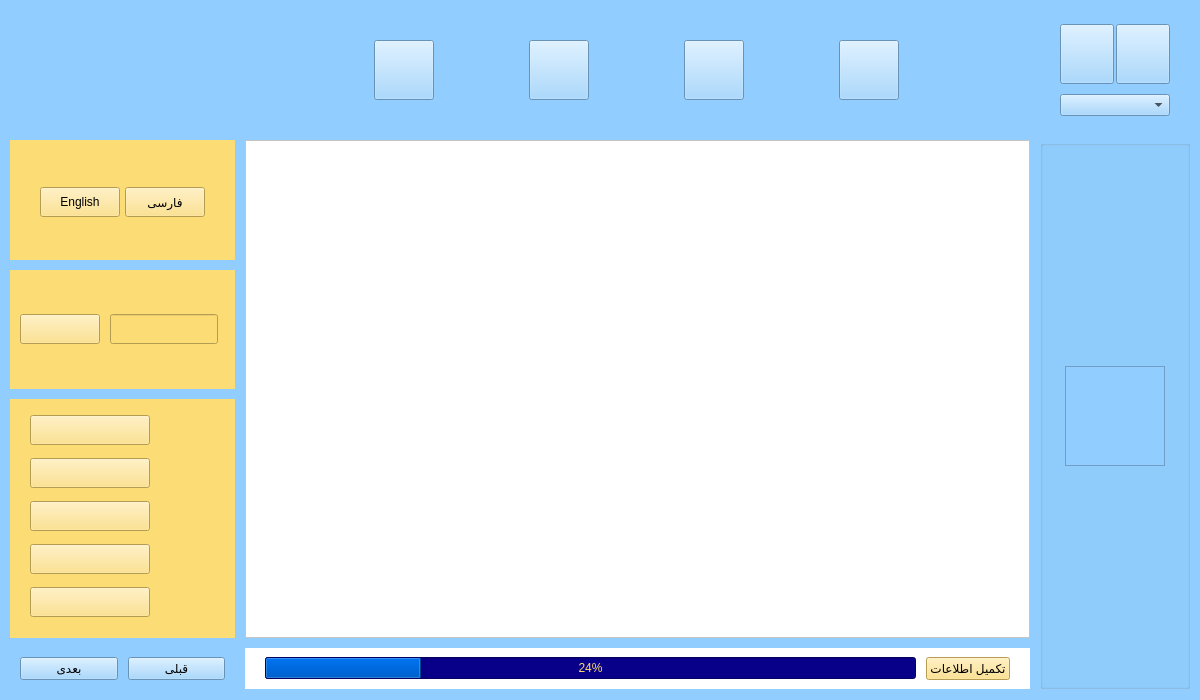
Above: home.ui from mahan109910/linking_me before the change. Below: the same form after it.
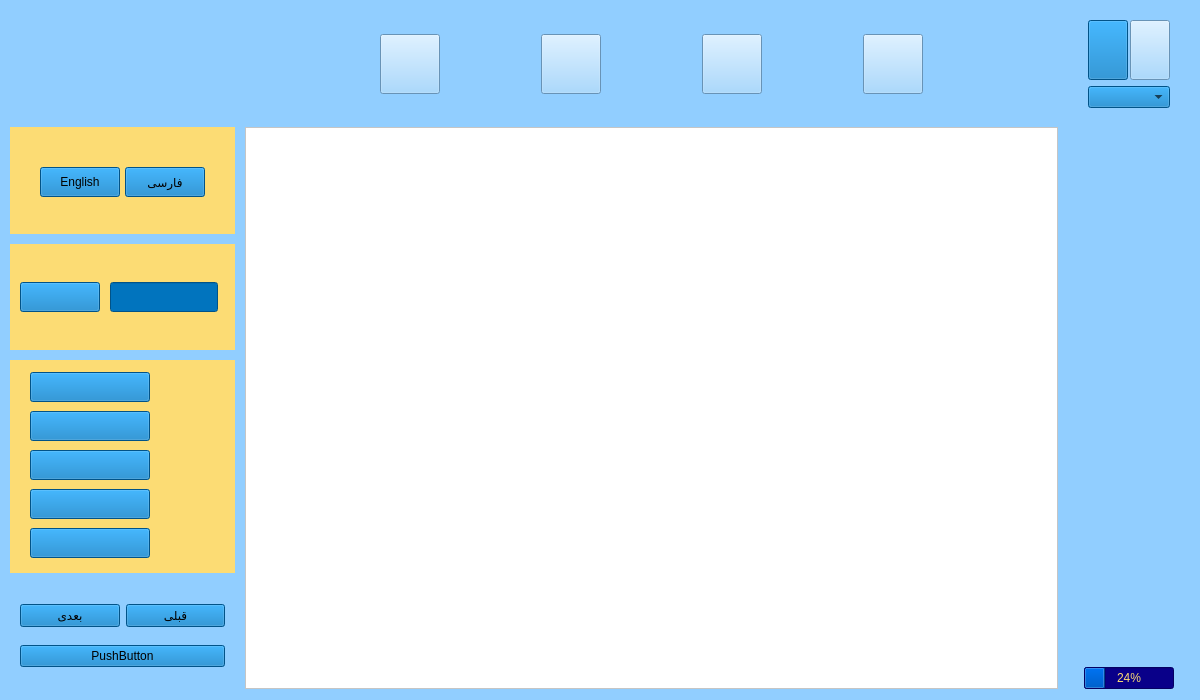
That is the form after the change. Icons and pictures are not drawn.

```diff
--- a/home.ui
+++ b/home.ui
@@ -48,99 +48,6 @@
    <property name="spacing">
     <number>10</number>
    </property>
-   <item row="5" column="1">
-    <widget class="QFrame" name="frame">
-     <property name="styleSheet">
-      <string notr="true">background-color: rgb(255, 255, 255);</string>
-     </property>
-     <layout class="QHBoxLayout" name="horizontalLayout_2">
-      <property name="spacing">
-       <number>10</number>
-      </property>
-      <property name="leftMargin">
-       <number>20</number>
-      </property>
-      <property name="rightMargin">
-       <number>20</number>
-      </property>
-      <item>
-       <widget class="QProgressBar" name="progressBar_information">
-        <property name="styleSheet">
-         <string notr="true">background-color: rgb(9, 0, 137);
-color: rgb(252, 220, 116);
-selection-background-color: rgb(0, 96, 202);</string>
-        </property>
-        <property name="value">
-         <number>24</number>
-        </property>
-       </widget>
-      </item>
-      <item>
-       <widget class="QPushButton" name="pushButton_information">
-        <property name="styleSheet">
-         <string notr="true">background-color: rgb(252, 220, 116);</string>
-        </property>
-        <property name="text">
-         <string>تکمیل اطلاعات</string>
-        </property>
-       </widget>
-      </item>
-     </layout>
-    </widget>
-   </item>
-   <item row="1" column="0">
-    <widget class="QWidget" name="widget" native="true">
-     <property name="styleSheet">
-      <string notr="true">background-color: rgb(252, 220, 116);</string>
-     </property>
-     <layout class="QHBoxLayout" name="horizontalLayout_5">
-      <property name="spacing">
-       <number>5</number>
-      </property>
-      <property name="leftMargin">
-       <number>30</number>
-      </property>
-      <property name="rightMargin">
-       <number>30</number>
-      </property>
-      <property name="bottomMargin">
-       <number>5</number>
-      </property>
-      <item>
-       <widget class="QPushButton" name="pushButton_English_home">
-        <property name="maximumSize">
-         <size>
-          <width>80</width>
-          <height>30</height>
-         </size>
-        </property>
-        <property name="styleSheet">
-         <string notr="true"/>
-        </property>
-        <property name="text">
-         <string>English</string>
-        </property>
-       </widget>
-      </item>
-      <item>
-       <widget class="QPushButton" name="pushButton_Persian_home">
-        <property name="maximumSize">
-         <size>
-          <width>80</width>
-          <height>30</height>
-         </size>
-        </property>
-        <property name="styleSheet">
-         <string notr="true"/>
-        </property>
-        <property name="text">
-         <string>فارسی</string>
-        </property>
-       </widget>
-      </item>
-     </layout>
-    </widget>
-   </item>
    <item row="3" column="0" rowspan="2">
     <widget class="QWidget" name="verticalWidget_3" native="true">
      <property name="styleSheet">
@@ -170,6 +77,9 @@
           <height>30</height>
          </size>
         </property>
+        <property name="styleSheet">
+         <string notr="true">background-color: rgb(1, 116, 190);</string>
+        </property>
         <property name="text">
          <string/>
         </property>
@@ -198,6 +108,9 @@
           <height>30</height>
          </size>
         </property>
+        <property name="styleSheet">
+         <string notr="true">background-color: rgb(1, 116, 190);</string>
+        </property>
         <property name="text">
          <string/>
         </property>
@@ -223,6 +136,9 @@
           <height>30</height>
          </size>
         </property>
+        <property name="styleSheet">
+         <string notr="true">background-color: rgb(1, 116, 190);</string>
+        </property>
         <property name="text">
          <string/>
         </property>
@@ -248,6 +164,9 @@
           <height>30</height>
          </size>
         </property>
+        <property name="styleSheet">
+         <string notr="true">background-color: rgb(1, 116, 190);</string>
+        </property>
         <property name="text">
          <string/>
         </property>
@@ -273,6 +192,9 @@
           <height>30</height>
          </size>
         </property>
+        <property name="styleSheet">
+         <string notr="true">background-color: rgb(1, 116, 190);</string>
+        </property>
         <property name="text">
          <string/>
         </property>
@@ -281,53 +203,6 @@
      </layout>
     </widget>
    </item>
-   <item row="5" column="0">
-    <layout class="QVBoxLayout" name="verticalLayout_7">
-     <item>
-      <layout class="QHBoxLayout" name="horizontalLayout_3">
-       <property name="leftMargin">
-        <number>10</number>
-       </property>
-       <property name="rightMargin">
-        <number>10</number>
-       </property>
-       <item>
-        <widget class="QPushButton" name="pushButton_ago">
-         <property name="text">
-          <string>بعدی</string>
-         </property>
-        </widget>
-       </item>
-       <item>
-        <widget class="QPushButton" name="pushButton_more">
-         <property name="text">
-          <string>قبلی</string>
-         </property>
-        </widget>
-       </item>
-      </layout>
-     </item>
-    </layout>
-   </item>
-   <item row="0" column="0">
-    <widget class="QFrame" name="frame_HA_home">
-     <property name="styleSheet">
-      <string notr="true">border-image: url(:/new/prefix1/image/HA-sun.png);</string>
-     </property>
-     <layout class="QVBoxLayout" name="verticalLayout"/>
-    </widget>
-   </item>
-   <item row="1" column="1" rowspan="4">
-    <layout class="QVBoxLayout" name="verticalLayout_4">
-     <item>
-      <widget class="QListView" name="listView">
-       <property name="styleSheet">
-        <string notr="true">background-color: rgb(255, 255, 255);</string>
-       </property>
-      </widget>
-     </item>
-    </layout>
-   </item>
    <item row="0" column="1">
     <widget class="QWidget" name="widget1" native="true">
      <property name="styleSheet">
@@ -483,6 +358,68 @@
      </layout>
     </widget>
    </item>
+   <item row="0" column="0">
+    <widget class="QFrame" name="frame_HA_home">
+     <property name="styleSheet">
+      <string notr="true">border-image: url(:/new/prefix1/image/HA-sun.png);</string>
+     </property>
+     <layout class="QVBoxLayout" name="verticalLayout"/>
+    </widget>
+   </item>
+   <item row="1" column="0">
+    <widget class="QWidget" name="widget" native="true">
+     <property name="styleSheet">
+      <string notr="true">background-color: rgb(252, 220, 116);</string>
+     </property>
+     <layout class="QHBoxLayout" name="horizontalLayout_5">
+      <property name="spacing">
+       <number>5</number>
+      </property>
+      <property name="leftMargin">
+       <number>30</number>
+      </property>
+      <property name="rightMargin">
+       <number>30</number>
+      </property>
+      <property name="bottomMargin">
+       <number>5</number>
+      </property>
+      <item>
+       <widget class="QPushButton" name="pushButton_English_home">
+        <property name="maximumSize">
+         <size>
+          <width>80</width>
+          <height>30</height>
+         </size>
+        </property>
+        <property name="styleSheet">
+         <string notr="true">background-color: rgb(1, 116, 190);</string>
+        </property>
+        <property name="text">
+         <string>English</string>
+        </property>
+       </widget>
+      </item>
+      <item>
+       <widget class="QPushButton" name="pushButton_Persian_home">
+        <property name="maximumSize">
+         <size>
+          <width>80</width>
+          <height>30</height>
+         </size>
+        </property>
+        <property name="styleSheet">
+         <string notr="true">background-color: rgb(1, 116, 190);
+</string>
+        </property>
+        <property name="text">
+         <string>فارسی</string>
+        </property>
+       </widget>
+      </item>
+     </layout>
+    </widget>
+   </item>
    <item row="2" column="0">
     <widget class="QWidget" name="widget2" native="true">
      <property name="styleSheet">
@@ -506,6 +443,9 @@
           <height>30</height>
          </size>
         </property>
+        <property name="styleSheet">
+         <string notr="true">background-color: rgb(1, 116, 190);</string>
+        </property>
         <property name="text">
          <string/>
         </property>
@@ -520,7 +460,7 @@
          </size>
         </property>
         <property name="styleSheet">
-         <string notr="true"/>
+         <string notr="true">background-color: rgb(1, 116, 190);</string>
         </property>
        </widget>
       </item>
@@ -550,6 +490,9 @@
           <height>60</height>
          </size>
         </property>
+        <property name="styleSheet">
+         <string notr="true">background-color: rgb(1, 116, 190);</string>
+        </property>
         <property name="text">
          <string/>
         </property>
@@ -575,32 +518,102 @@
        </widget>
       </item>
       <item row="1" column="0" colspan="2">
-       <widget class="QComboBox" name="comboBox_me"/>
+       <widget class="QComboBox" name="comboBox_me">
+        <property name="styleSheet">
+         <string notr="true">background-color: rgb(1, 116, 190);</string>
+        </property>
+       </widget>
       </item>
      </layout>
     </widget>
    </item>
+   <item row="5" column="0">
+    <layout class="QVBoxLayout" name="verticalLayout_7">
+     <item>
+      <widget class="QWidget" name="widget4" native="true">
+       <layout class="QGridLayout" name="gridLayout_3">
+        <property name="leftMargin">
+         <number>10</number>
+        </property>
+        <property name="rightMargin">
+         <number>10</number>
+        </property>
+        <item row="0" column="1">
+         <widget class="QPushButton" name="pushButton_more">
+          <property name="styleSheet">
+           <string notr="true">background-color: rgb(1, 116, 190);</string>
+          </property>
+          <property name="text">
+           <string>قبلی</string>
+          </property>
+         </widget>
+        </item>
+        <item row="0" column="0">
+         <widget class="QPushButton" name="pushButton_ago">
+          <property name="styleSheet">
+           <string notr="true">background-color: rgb(1, 116, 190);</string>
+          </property>
+          <property name="text">
+           <string>بعدی</string>
+          </property>
+         </widget>
+        </item>
+        <item row="1" column="0" colspan="2">
+         <widget class="QPushButton" name="pushButton_start_post">
+          <property name="styleSheet">
+           <string notr="true">background-color: rgb(1, 116, 190);</string>
+          </property>
+          <property name="text">
+           <string>PushButton</string>
+          </property>
+         </widget>
+        </item>
+       </layout>
+      </widget>
+     </item>
+    </layout>
+   </item>
    <item row="1" column="2" rowspan="5">
-    <widget class="QGroupBox" name="groupBox">
-     <property name="maximumSize">
-      <size>
-       <width>150</width>
-       <height>16777215</height>
-      </size>
-     </property>
-     <layout class="QHBoxLayout" name="horizontalLayout">
-      <item>
-       <widget class="QListWidget" name="listWidget">
-        <property name="maximumSize">
-         <size>
-          <width>100</width>
-          <height>100</height>
-         </size>
-        </property>
-       </widget>
-      </item>
-     </layout>
-    </widget>
+    <layout class="QGridLayout" name="gridLayout_4">
+     <item row="0" column="0" alignment="Qt::AlignHCenter|Qt::AlignBottom">
+      <widget class="QProgressBar" name="progressBar_information">
+       <property name="sizePolicy">
+        <sizepolicy hsizetype="Maximum" vsizetype="Fixed">
+         <horstretch>0</horstretch>
+         <verstretch>0</verstretch>
+        </sizepolicy>
+       </property>
+       <property name="maximumSize">
+        <size>
+         <width>90</width>
+         <height>16777215</height>
+        </size>
+       </property>
+       <property name="styleSheet">
+        <string notr="true">background-color: rgb(9, 0, 137);
+color: rgb(252, 220, 116);
+selection-background-color: rgb(0, 96, 202);</string>
+       </property>
+       <property name="value">
+        <number>24</number>
+       </property>
+      </widget>
+     </item>
+     <item row="1" column="0">
+      <layout class="QGridLayout" name="gridLayout_5"/>
+     </item>
+    </layout>
+   </item>
+   <item row="1" column="1" rowspan="5">
+    <layout class="QVBoxLayout" name="verticalLayout_4">
+     <item>
+      <widget class="QListView" name="listView">
+       <property name="styleSheet">
+        <string notr="true">background-color: rgb(255, 255, 255);</string>
+       </property>
+      </widget>
+     </item>
+    </layout>
    </item>
   </layout>
  </widget>
```
Left out of the diff: 2 changed lines with no effect on the pictures.
